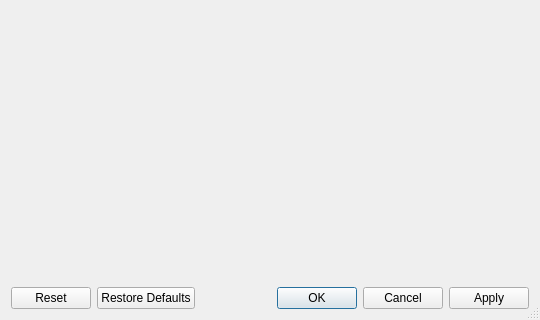
The window that Qt/Components/Resources/UI/pqSettingsDialog.ui (Kitware/ParaView) describes before a commit, drawn with Qt 5; both pictures show x 0 to 540 and y 325 to 645 of the 540 by 645 pixel window.
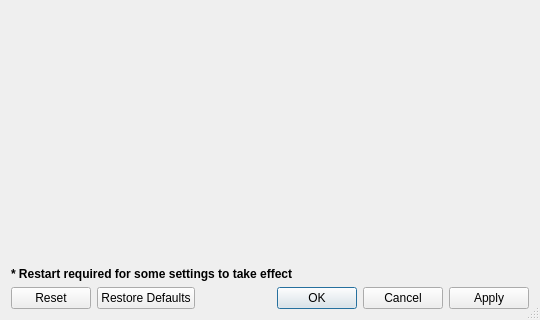
The same window after the commit. Icons and pictures are not drawn.

Commit message: Added a hint to properties requiring an application restart

Patch:
```diff
--- a/Qt/Components/Resources/UI/pqSettingsDialog.ui
+++ b/Qt/Components/Resources/UI/pqSettingsDialog.ui
@@ -76,6 +76,22 @@
      <widget class="QWidget" name="page_2"/>
     </widget>
    </item>
+   <item>
+    <widget class="QLabel" name="restartRequiredLabel">
+     <property name="font">
+      <font>
+       <weight>75</weight>
+       <bold>true</bold>
+      </font>
+     </property>
+     <property name="text">
+      <string>* Restart required for some settings to take effect</string>
+     </property>
+     <property name="wordWrap">
+      <bool>true</bool>
+     </property>
+    </widget>
+   </item>
    <item>
     <widget class="QDialogButtonBox" name="buttonBox">
      <property name="orientation">
```
The commit also changes 7 other files.
